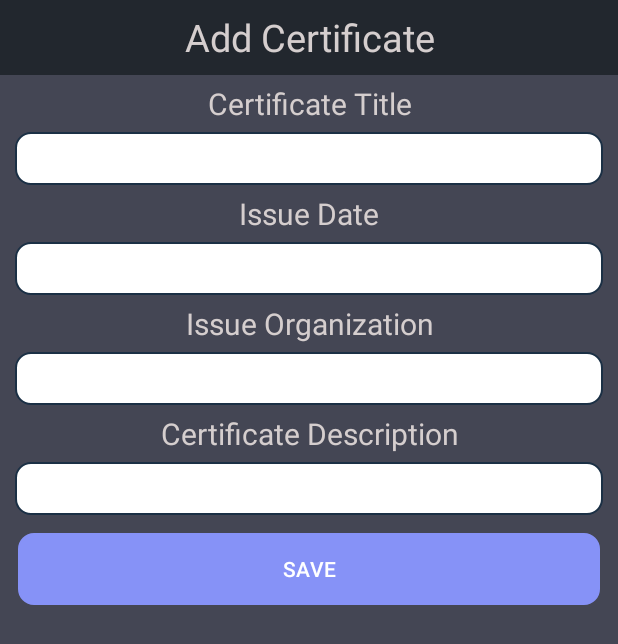
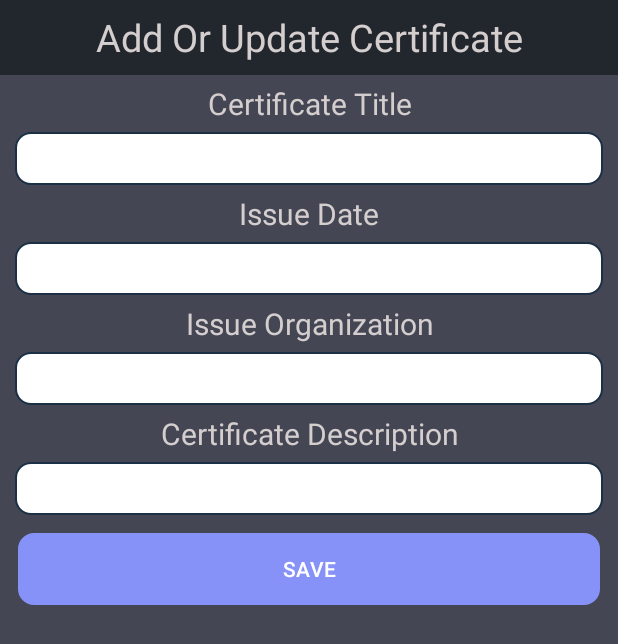
Before and after one commit to accesable/midtern_mobile, an Android app: the layout activity_add_certificate.xml on its own in the app's theme, with its tools: preview values and no code run, on a phone screen of 412 x 824 dp. Shown: the top 644 px of the screen. Run offline under Robolectric (Android 15) with nearby library versions, the phone set to English and light mode, and no system bars.

Commit message:
Final Commit

```diff
--- a/app/src/main/res/layout/activity_add_certificate.xml
+++ b/app/src/main/res/layout/activity_add_certificate.xml
@@ -8,7 +8,7 @@
     <TextView
         android:layout_width="match_parent"
         android:layout_height="50dp"
-        android:text="Add Certificate"
+        android:text="Add Or Update Certificate"
         android:background="#22272e"
         android:textSize="25dp"
         android:gravity="center"
```
Also changed, not shown: 18 other files.
